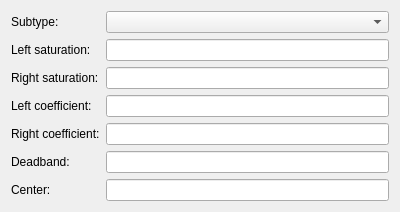
This is conditioneffectsettings.ui in MadCatX/FFBChecker as Qt 5 draws it before an edit. The edited form follows.
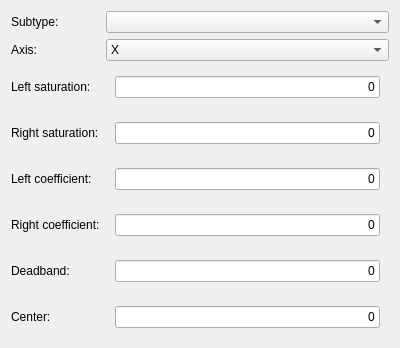
This is the edited form.

What changed in the file:
```diff
--- a/conditioneffectsettings.ui
+++ b/conditioneffectsettings.ui
@@ -19,66 +19,84 @@
      <property name="fieldGrowthPolicy">
       <enum>QFormLayout::AllNonFixedFieldsGrow</enum>
      </property>
-     <item row="1" column="0">
+     <item row="2" column="0">
       <widget class="QLabel" name="ql_leftSat">
+       <property name="sizePolicy">
+        <sizepolicy hsizetype="Preferred" vsizetype="Expanding">
+         <horstretch>0</horstretch>
+         <verstretch>0</verstretch>
+        </sizepolicy>
+       </property>
        <property name="text">
         <string>Left saturation:</string>
        </property>
       </widget>
      </item>
-     <item row="1" column="1">
-      <widget class="QLineEdit" name="qle_leftSat"/>
-     </item>
-     <item row="2" column="0">
+     <item row="3" column="0">
       <widget class="QLabel" name="ql_rightSat">
+       <property name="sizePolicy">
+        <sizepolicy hsizetype="Preferred" vsizetype="Expanding">
+         <horstretch>0</horstretch>
+         <verstretch>0</verstretch>
+        </sizepolicy>
+       </property>
        <property name="text">
         <string>Right saturation:</string>
        </property>
       </widget>
      </item>
-     <item row="2" column="1">
-      <widget class="QLineEdit" name="qle_rightSat"/>
-     </item>
-     <item row="3" column="0">
+     <item row="4" column="0">
       <widget class="QLabel" name="ql_leftCoeff">
+       <property name="sizePolicy">
+        <sizepolicy hsizetype="Preferred" vsizetype="Expanding">
+         <horstretch>0</horstretch>
+         <verstretch>0</verstretch>
+        </sizepolicy>
+       </property>
        <property name="text">
         <string>Left coefficient:</string>
        </property>
       </widget>
      </item>
-     <item row="3" column="1">
-      <widget class="QLineEdit" name="qle_leftCoeff"/>
-     </item>
-     <item row="4" column="0">
+     <item row="5" column="0">
       <widget class="QLabel" name="ql_rightCoeff">
+       <property name="sizePolicy">
+        <sizepolicy hsizetype="Preferred" vsizetype="Expanding">
+         <horstretch>0</horstretch>
+         <verstretch>0</verstretch>
+        </sizepolicy>
+       </property>
        <property name="text">
         <string>Right coefficient:</string>
        </property>
       </widget>
      </item>
-     <item row="4" column="1">
-      <widget class="QLineEdit" name="qle_rightCoeff"/>
-     </item>
-     <item row="5" column="0">
+     <item row="6" column="0">
       <widget class="QLabel" name="ql_deadband">
+       <property name="sizePolicy">
+        <sizepolicy hsizetype="Preferred" vsizetype="Expanding">
+         <horstretch>0</horstretch>
+         <verstretch>0</verstretch>
+        </sizepolicy>
+       </property>
        <property name="text">
         <string>Deadband:</string>
        </property>
       </widget>
      </item>
-     <item row="6" column="0">
+     <item row="7" column="0">
       <widget class="QLabel" name="ql_center">
+       <property name="sizePolicy">
+        <sizepolicy hsizetype="Preferred" vsizetype="Expanding">
+         <horstretch>0</horstretch>
+         <verstretch>0</verstretch>
+        </sizepolicy>
+       </property>
        <property name="text">
         <string>Center:</string>
        </property>
       </widget>
      </item>
-     <item row="5" column="1">
-      <widget class="QLineEdit" name="qle_deadband"/>
-     </item>
-     <item row="6" column="1">
-      <widget class="QLineEdit" name="qle_center"/>
-     </item>
      <item row="0" column="0">
       <widget class="QLabel" name="ql_subtype">
        <property name="text">
@@ -89,6 +107,291 @@
      <item row="0" column="1">
       <widget class="QComboBox" name="cbox_subtype"/>
      </item>
+     <item row="1" column="0">
+      <widget class="QLabel" name="ql_axis">
+       <property name="sizePolicy">
+        <sizepolicy hsizetype="Preferred" vsizetype="Expanding">
+         <horstretch>0</horstretch>
+         <verstretch>0</verstretch>
+        </sizepolicy>
+       </property>
+       <property name="text">
+        <string>Axis:</string>
+       </property>
+      </widget>
+     </item>
+     <item row="1" column="1">
+      <widget class="QComboBox" name="cbox_axis">
+       <property name="currentIndex">
+        <number>0</number>
+       </property>
+       <item>
+        <property name="text">
+         <string>X</string>
+        </property>
+       </item>
+       <item>
+        <property name="text">
+         <string>Y</string>
+        </property>
+       </item>
+      </widget>
+     </item>
+     <item row="2" column="1">
+      <widget class="QStackedWidget" name="qstw_leftSat">
+       <property name="sizePolicy">
+        <sizepolicy hsizetype="Preferred" vsizetype="Preferred">
+         <horstretch>0</horstretch>
+         <verstretch>0</verstretch>
+        </sizepolicy>
+       </property>
+       <property name="currentIndex">
+        <number>0</number>
+       </property>
+       <widget class="QWidget" name="leftSatX">
+        <layout class="QVBoxLayout" name="verticalLayout_2">
+         <item>
+          <widget class="QLineEdit" name="qle_leftSatX">
+           <property name="sizePolicy">
+            <sizepolicy hsizetype="Preferred" vsizetype="Fixed">
+             <horstretch>0</horstretch>
+             <verstretch>0</verstretch>
+            </sizepolicy>
+           </property>
+           <property name="text">
+            <string>0</string>
+           </property>
+           <property name="maxLength">
+            <number>6</number>
+           </property>
+           <property name="alignment">
+            <set>Qt::AlignRight|Qt::AlignTrailing|Qt::AlignVCenter</set>
+           </property>
+          </widget>
+         </item>
+        </layout>
+       </widget>
+       <widget class="QWidget" name="leftSatY">
+        <layout class="QVBoxLayout" name="verticalLayout_3">
+         <item>
+          <widget class="QLineEdit" name="qle_leftSatY">
+           <property name="text">
+            <string>0</string>
+           </property>
+           <property name="maxLength">
+            <number>6</number>
+           </property>
+           <property name="alignment">
+            <set>Qt::AlignRight|Qt::AlignTrailing|Qt::AlignVCenter</set>
+           </property>
+          </widget>
+         </item>
+        </layout>
+       </widget>
+      </widget>
+     </item>
+     <item row="3" column="1">
+      <widget class="QStackedWidget" name="qstw_rightSat">
+       <property name="currentIndex">
+        <number>1</number>
+       </property>
+       <widget class="QWidget" name="rightSatX">
+        <layout class="QVBoxLayout" name="verticalLayout_4">
+         <item>
+          <widget class="QLineEdit" name="qle_rightSatX">
+           <property name="text">
+            <string>0</string>
+           </property>
+           <property name="maxLength">
+            <number>6</number>
+           </property>
+           <property name="alignment">
+            <set>Qt::AlignRight|Qt::AlignTrailing|Qt::AlignVCenter</set>
+           </property>
+          </widget>
+         </item>
+        </layout>
+       </widget>
+       <widget class="QWidget" name="rightSatY">
+        <layout class="QVBoxLayout" name="verticalLayout_5">
+         <item>
+          <widget class="QLineEdit" name="qle_rightSatY">
+           <property name="text">
+            <string>0</string>
+           </property>
+           <property name="maxLength">
+            <number>6</number>
+           </property>
+           <property name="alignment">
+            <set>Qt::AlignRight|Qt::AlignTrailing|Qt::AlignVCenter</set>
+           </property>
+          </widget>
+         </item>
+        </layout>
+       </widget>
+      </widget>
+     </item>
+     <item row="4" column="1">
+      <widget class="QStackedWidget" name="qstw_leftCoeff">
+       <property name="currentIndex">
+        <number>0</number>
+       </property>
+       <widget class="QWidget" name="leftCoeffX">
+        <layout class="QVBoxLayout" name="verticalLayout_6">
+         <item>
+          <widget class="QLineEdit" name="qle_leftCoeffX">
+           <property name="text">
+            <string>0</string>
+           </property>
+           <property name="maxLength">
+            <number>6</number>
+           </property>
+           <property name="alignment">
+            <set>Qt::AlignRight|Qt::AlignTrailing|Qt::AlignVCenter</set>
+           </property>
+          </widget>
+         </item>
+        </layout>
+       </widget>
+       <widget class="QWidget" name="leftCoeffY">
+        <layout class="QVBoxLayout" name="verticalLayout_7">
+         <item>
+          <widget class="QLineEdit" name="qle_leftCoeffY">
+           <property name="text">
+            <string>0</string>
+           </property>
+           <property name="maxLength">
+            <number>6</number>
+           </property>
+           <property name="alignment">
+            <set>Qt::AlignRight|Qt::AlignTrailing|Qt::AlignVCenter</set>
+           </property>
+          </widget>
+         </item>
+        </layout>
+       </widget>
+      </widget>
+     </item>
+     <item row="5" column="1">
+      <widget class="QStackedWidget" name="qstw_rightCoeff">
+       <property name="currentIndex">
+        <number>1</number>
+       </property>
+       <widget class="QWidget" name="rightCoeffX">
+        <layout class="QVBoxLayout" name="verticalLayout_8">
+         <item>
+          <widget class="QLineEdit" name="qle_rightCoeffX">
+           <property name="text">
+            <string>0</string>
+           </property>
+           <property name="maxLength">
+            <number>6</number>
+           </property>
+           <property name="alignment">
+            <set>Qt::AlignRight|Qt::AlignTrailing|Qt::AlignVCenter</set>
+           </property>
+          </widget>
+         </item>
+        </layout>
+       </widget>
+       <widget class="QWidget" name="rightCoeffY">
+        <layout class="QVBoxLayout" name="verticalLayout_9">
+         <item>
+          <widget class="QLineEdit" name="qle_rightCoeffY">
+           <property name="text">
+            <string>0</string>
+           </property>
+           <property name="maxLength">
+            <number>6</number>
+           </property>
+           <property name="alignment">
+            <set>Qt::AlignRight|Qt::AlignTrailing|Qt::AlignVCenter</set>
+           </property>
+          </widget>
+         </item>
+        </layout>
+       </widget>
+      </widget>
+     </item>
+     <item row="6" column="1">
+      <widget class="QStackedWidget" name="qstw_deadband">
+       <property name="currentIndex">
+        <number>1</number>
+       </property>
+       <widget class="QWidget" name="deadbandX">
+        <layout class="QVBoxLayout" name="verticalLayout_10">
+         <item>
+          <widget class="QLineEdit" name="qle_deadbandX">
+           <property name="text">
+            <string>0</string>
+           </property>
+           <property name="maxLength">
+            <number>6</number>
+           </property>
+           <property name="alignment">
+            <set>Qt::AlignRight|Qt::AlignTrailing|Qt::AlignVCenter</set>
+           </property>
+          </widget>
+         </item>
+        </layout>
+       </widget>
+       <widget class="QWidget" name="deadbandY">
+        <layout class="QVBoxLayout" name="verticalLayout_11">
+         <item>
+          <widget class="QLineEdit" name="qle_deadbandY">
+           <property name="text">
+            <string>0</string>
+           </property>
+           <property name="maxLength">
+            <number>6</number>
+           </property>
+           <property name="alignment">
+            <set>Qt::AlignRight|Qt::AlignTrailing|Qt::AlignVCenter</set>
+           </property>
+          </widget>
+         </item>
+        </layout>
+       </widget>
+      </widget>
+     </item>
+     <item row="7" column="1">
+      <widget class="QStackedWidget" name="qstw_center">
+       <widget class="QWidget" name="centerX">
+        <layout class="QVBoxLayout" name="verticalLayout_12">
+         <item>
+          <widget class="QLineEdit" name="qle_centerX">
+           <property name="text">
+            <string>0</string>
+           </property>
+           <property name="maxLength">
+            <number>6</number>
+           </property>
+           <property name="alignment">
+            <set>Qt::AlignRight|Qt::AlignTrailing|Qt::AlignVCenter</set>
+           </property>
+          </widget>
+         </item>
+        </layout>
+       </widget>
+       <widget class="QWidget" name="centerY">
+        <layout class="QVBoxLayout" name="verticalLayout_13">
+         <item>
+          <widget class="QLineEdit" name="qle_centerY">
+           <property name="text">
+            <string>0</string>
+           </property>
+           <property name="maxLength">
+            <number>6</number>
+           </property>
+           <property name="alignment">
+            <set>Qt::AlignRight|Qt::AlignTrailing|Qt::AlignVCenter</set>
+           </property>
+          </widget>
+         </item>
+        </layout>
+       </widget>
+      </widget>
+     </item>
     </layout>
    </item>
   </layout>
```
Left out of the diff: 6 changed lines with no effect on the pictures.
